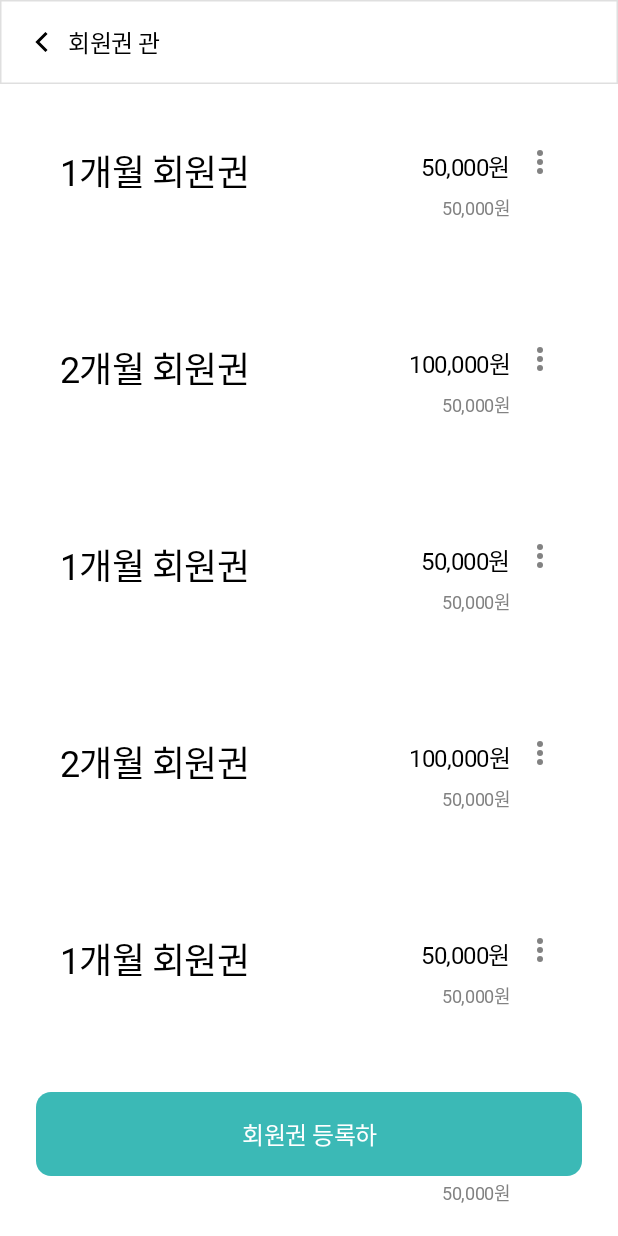
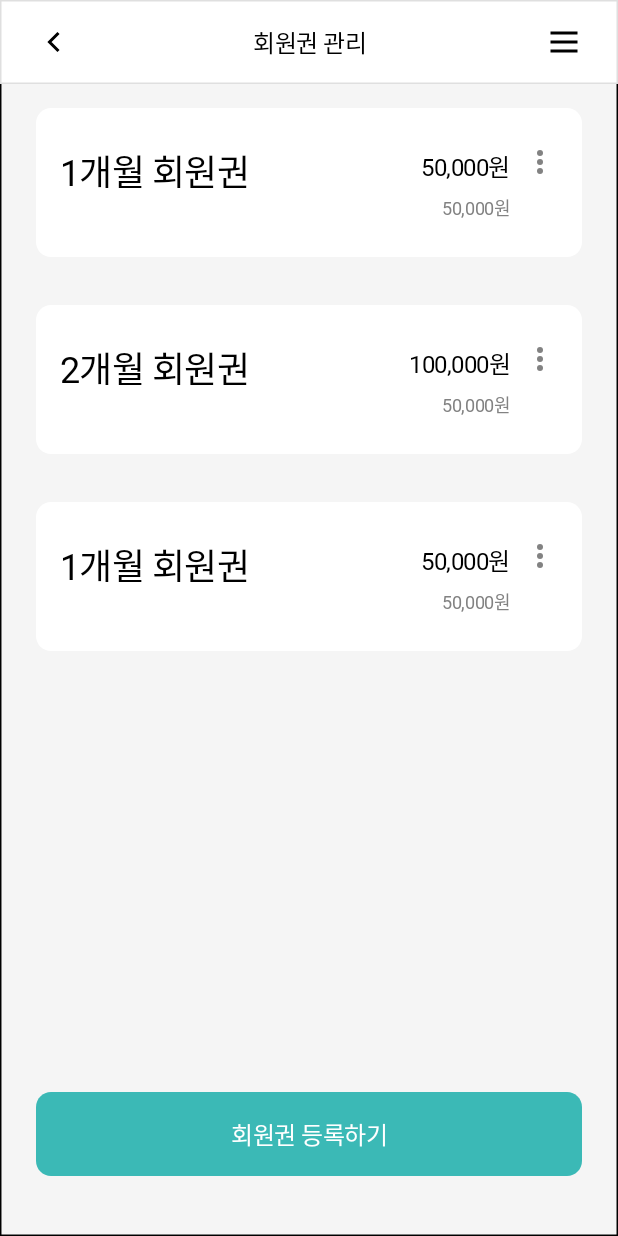
Before and after one commit to Ajou-Capston-09-HELPT/Android_Manager, an Android app: the MembershipFragment screen opened directly, with no data from a screen before it, on a phone screen of 412 x 824 dp. Run offline under Robolectric (Android 15) with nearby library versions, the phone set to English and light mode, and no system bars.

Commit message:
:lipstick: membership 이용권 UI 작성

```diff
--- a/app/src/main/java/com/ajou/helptmanager/Membership/MembershipFragment.kt
+++ b/app/src/main/java/com/ajou/helptmanager/Membership/MembershipFragment.kt
@@ -33,13 +33,7 @@ class MembershipFragment : Fragment() {
         membershipList.add(Membership("1개월 회원권", "50,000원", "50,000원"))
         membershipList.add(Membership("2개월 회원권", "100,000원", "50,000원"))
         membershipList.add(Membership("1개월 회원권", "50,000원", "50,000원"))
-        membershipList.add(Membership("2개월 회원권", "100,000원", "50,000원"))
-        membershipList.add(Membership("1개월 회원권", "50,000원", "50,000원"))
-        membershipList.add(Membership("2개월 회원권", "100,000원", "50,000원"))
-        membershipList.add(Membership("1개월 회원권", "50,000원", "50,000원"))
-        membershipList.add(Membership("2개월 회원권", "100,000원", "50,000원"))
-        membershipList.add(Membership("1개월 회원권", "50,000원", "50,000원"))
-        membershipList.add(Membership("2개월 회원권", "100,000원", "50,000원"))
+
 
         // 어댑터 초기화 및 설정
         membershipAdapter = MembershipAdapter(membershipList)
--- /dev/null
+++ b/app/src/main/res/drawable/membership_background.xml
@@ -0,0 +1,28 @@
+<vector
+    xmlns:android="http://schemas.android.com/apk/res/android"
+    xmlns:aapt="http://schemas.android.com/aapt"
+    android:width="414dp"
+    android:height="894dp"
+    android:viewportWidth="414"
+    android:viewportHeight="894"
+    >
+    <group>
+        <clip-path
+            android:pathData="M1 1H413V893H1V1Z"
+            />
+        <path
+            android:pathData="M1 1V893H413V1"
+            android:fillColor="#F5F5F5"
+            />
+    </group>
+    <group>
+        <clip-path
+            android:pathData="M0 0V894H414V0M1 1H413V893H1V1Z"
+            />
+        <path
+            android:pathData="M1 1H413V893H1V1Z"
+            android:strokeWidth="2"
+            android:strokeColor="#000000"
+            />
+    </group>
+</vector>
--- a/app/src/main/res/layout/fragment_membership.xml
+++ b/app/src/main/res/layout/fragment_membership.xml
@@ -1,43 +1,57 @@
 <?xml version="1.0" encoding="utf-8"?>
 <androidx.constraintlayout.widget.ConstraintLayout xmlns:android="http://schemas.android.com/apk/res/android"
     xmlns:app="http://schemas.android.com/apk/res-auto"
+    xmlns:tools="http://schemas.android.com/tools"
     android:layout_width="match_parent"
-    android:layout_height="match_parent">
+    android:layout_height="match_parent"
+    android:background="@drawable/membership_background"
+    >
 
     <androidx.appcompat.widget.Toolbar
         android:id="@+id/titleBarMembership"
         android:layout_width="match_parent"
         android:layout_height="56dp"
-        android:layout_alignParentRight="true"
         android:layout_alignParentTop="true"
-        android:layout_marginTop="40dp"
+        android:layout_alignParentEnd="true"
+        android:background="@drawable/membership_title_bar"
         android:clipToOutline="true"
-        android:background="@drawable/membership_title_bar" >
+        app:layout_constraintBottom_toTopOf="@+id/recyclerViewMembership"
+        app:layout_constraintTop_toTopOf="parent"
+        tools:layout_editor_absoluteX="0dp">
 
         <ImageView
             android:id="@+id/membershipBackButton"
-            android:layout_width="wrap_content"
-            android:layout_height="match_parent"
-            android:src="@drawable/arrow" />
+            android:layout_width="24dp"
+            android:layout_height="24dp"
+            android:layout_gravity="center|start|top"
+            android:layout_margin="24dp"
+            android:src="@drawable/arrow"
+            android:contentDescription="@string/descriptionMembershipBackButton"
+            tools:layout_editor_absoluteX="24dp"
+            tools:layout_editor_absoluteY="24dp" />
 
         <TextView
             android:id="@+id/membershipTitleText"
-            android:layout_width="72dp"
-            android:layout_height="24dp"
+            android:layout_width="wrap_content"
+            android:layout_height="wrap_content"
             android:layout_centerHorizontal="true"
             android:layout_centerVertical="true"
+            android:layout_gravity="center"
+            android:gravity="center_horizontal|center_vertical"
+            android:lineSpacingExtra="5sp"
             android:text="@string/stringMembershipTitleText"
-            android:textAppearance="@style/styleMembershipPrice"
-            android:lineSpacingExtra="5sp"
-            android:gravity="center_horizontal|center_vertical"
-            />
+            android:textAppearance="@style/styleMembershipPrice" />
 
         <ImageView
             android:id="@+id/membershipHamburgerButton"
-            android:layout_width="wrap_content"
-            android:layout_height="0dp"
-            android:layout_gravity="end"
-            android:src="@drawable/hamburger" />
+            android:layout_width="24dp"
+            android:layout_height="24dp"
+            android:layout_gravity="center|top|end"
+            android:layout_margin="24dp"
+            android:src="@drawable/hamburger"
+            android:contentDescription="@string/descriptionMembershipHamburgerButton"
+            tools:layout_editor_absoluteX="363dp"
+            tools:layout_editor_absoluteY="24dp" />
     </androidx.appcompat.widget.Toolbar>
 
     <androidx.recyclerview.widget.RecyclerView
@@ -59,13 +73,12 @@
         app:layout_constraintLeft_toLeftOf="parent"
         app:layout_constraintRight_toRightOf="parent"
         app:layout_constraintBottom_toBottomOf="parent"
-        xmlns:android="http://schemas.android.com/apk/res/android"
-        xmlns:app="http://schemas.android.com/apk/res-auto">
+        >
 
         <TextView
             android:id="@+id/membershipRegisterButtonText"
-            android:layout_width="99dp"
-            android:layout_height="24dp"
+            android:layout_width="wrap_content"
+            android:layout_height="wrap_content"
             android:text="@string/stringMembershipRegisterButton"
             android:gravity="center"
             android:textAppearance="@style/styleMembershipRegisterButton"
--- a/app/src/main/res/values/strings.xml
+++ b/app/src/main/res/values/strings.xml
@@ -4,23 +4,27 @@
     <string name="hello_blank_fragment">Hello blank fragment</string>
 
     <string name="stringMembershipTitle">
-    3\u00ea\u00b0\u009c\u00ec\u009b\u0094 \u00ed\u009a\u008c\u00ec\u009b\u0090\u00ea\u00b6\u008c
+        회원권
+    </string>
+    <string name="stringMembershipPrice">
+        원
+    </string>
+    <string name="stringMembershipMonthPrice">
+        월 원
+    </string>
+    <string name="stringMembershipRegisterButton">
+        회원권 등록하기
+    </string>
+    <string name="stringMembershipTitleText">
+        회원권 관리
     </string>
 
-    <string name="stringMembershipPrice">
-    120,000\u00ec\u009b\u0090
+    <string name="descriptionMembershipBackButton">
+        뒤로가기 버튼
     </string>
 
-    <string name="stringMembershipMonthPrice">
-    \u00ec\u009b\u0094 40,000\u00ec\u009b\u0090
-    </string>
-
-    <string name="stringMembershipTitleText">
-    회원권 관리
-    </string>
-
-    <string name="stringMembershipRegisterButton">
-    회원권 등록하기
+    <string name="descriptionMembershipHamburgerButton">
+        햄버거 버튼 (더보기)
     </string>
 
 </resources>
```
Also changed, not shown: app/src/main/java/com/ajou/helptmanager/MembershipFragment.kt (deleted, +0 -59 lines), app/src/main/res/values-night/themes.xml (+17 -1 lines).
